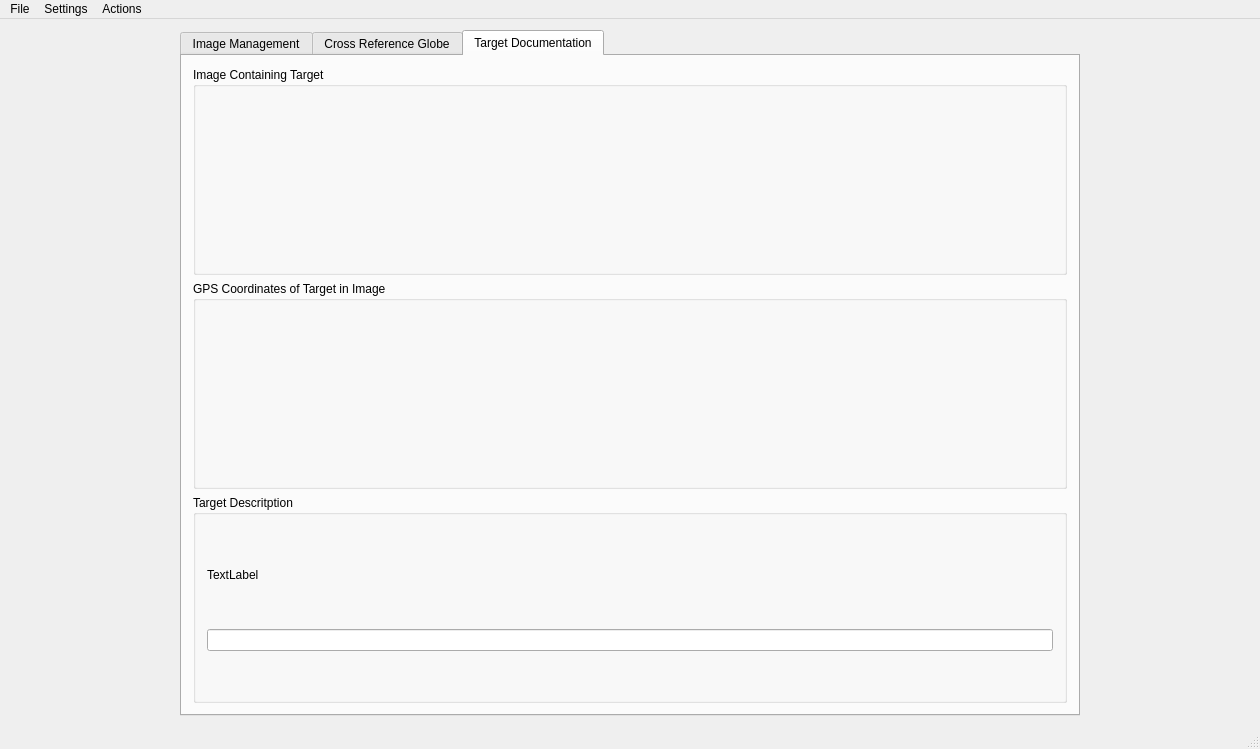
This is mainwindow.ui in Morgan243/Dynamic-Image-Viewer as Qt 5 draws it before an edit. The edited form follows.
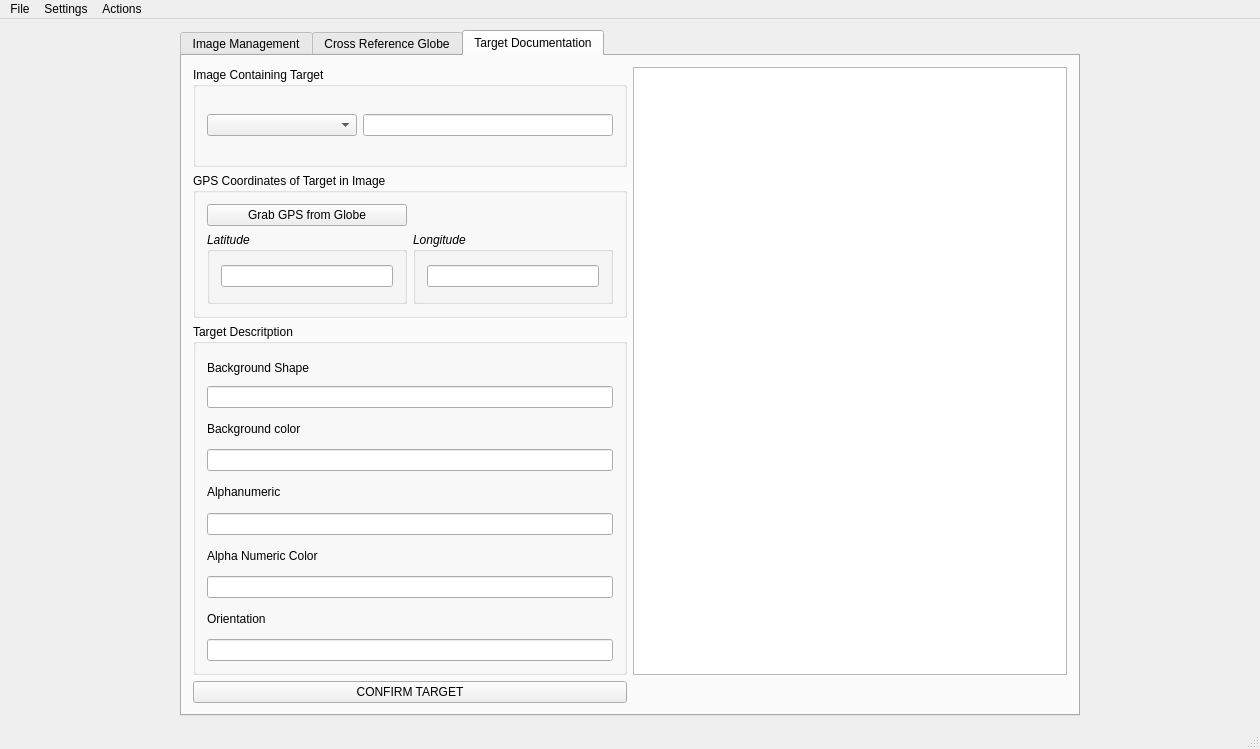
This is the edited form. Icons and pictures are not drawn.

Commit message: changes to ctrl+wheel zoom; target documentation tab

Diff of the .ui file:
```diff
--- a/mainwindow.ui
+++ b/mainwindow.ui
@@ -355,11 +355,71 @@
        <layout class="QGridLayout" name="gridLayout_8">
         <item row="0" column="0">
          <layout class="QGridLayout" name="gridLayout_7">
-          <item row="0" column="0">
-           <widget class="QGroupBox" name="groupBox_imageName">
+          <item row="1" column="0">
+           <widget class="QGroupBox" name="groupBox_GPS_Coord">
+            <property name="maximumSize">
+             <size>
+              <width>16777215</width>
+              <height>145</height>
+             </size>
+            </property>
+            <property name="font">
+             <font>
+              <weight>50</weight>
+              <bold>false</bold>
+             </font>
+            </property>
             <property name="title">
-             <string>Image Containing Target</string>
+             <string>GPS Coordinates of Target in Image</string>
             </property>
+            <layout class="QGridLayout" name="gridLayout_10">
+             <item row="1" column="0">
+              <widget class="QGroupBox" name="groupBox">
+               <property name="font">
+                <font>
+                 <italic>true</italic>
+                </font>
+               </property>
+               <property name="title">
+                <string>Latitude</string>
+               </property>
+               <layout class="QGridLayout" name="gridLayout_11">
+                <item row="0" column="0">
+                 <widget class="QLineEdit" name="lineEdit_targetLat"/>
+                </item>
+               </layout>
+              </widget>
+             </item>
+             <item row="0" column="0">
+              <widget class="QPushButton" name="pushButton_grabFromGlobe">
+               <property name="text">
+                <string>Grab GPS from Globe</string>
+               </property>
+              </widget>
+             </item>
+             <item row="1" column="1">
+              <widget class="QGroupBox" name="groupBox_2">
+               <property name="font">
+                <font>
+                 <italic>true</italic>
+                </font>
+               </property>
+               <property name="title">
+                <string>Longitude</string>
+               </property>
+               <layout class="QGridLayout" name="gridLayout_12">
+                <item row="0" column="0">
+                 <widget class="QLineEdit" name="lineEdit_targetLon"/>
+                </item>
+               </layout>
+              </widget>
+             </item>
+            </layout>
+            <zorder>groupBox_imageName</zorder>
+            <zorder>groupBox_imageName</zorder>
+            <zorder>pushButton_grabFromGlobe</zorder>
+            <zorder>groupBox</zorder>
+            <zorder>groupBox_2</zorder>
            </widget>
           </item>
           <item row="2" column="0">
@@ -374,8 +434,22 @@
              <item row="1" column="0">
               <widget class="QLineEdit" name="lineEdit"/>
              </item>
+             <item row="6" column="0">
+              <widget class="QLabel" name="label_alphaColor">
+               <property name="text">
+                <string>Alpha Numeric Color</string>
+               </property>
+              </widget>
+             </item>
+             <item row="2" column="0">
+              <widget class="QLabel" name="label_backgroundColor">
+               <property name="text">
+                <string>Background color</string>
+               </property>
+              </widget>
+             </item>
              <item row="0" column="0">
-              <widget class="QLabel" name="label">
+              <widget class="QLabel" name="label_backgroundShape">
                <property name="maximumSize">
                 <size>
                  <width>16777215</width>
@@ -383,29 +457,108 @@
                 </size>
                </property>
                <property name="text">
-                <string>TextLabel</string>
+                <string>Background Shape</string>
                </property>
               </widget>
              </item>
+             <item row="3" column="0">
+              <widget class="QLineEdit" name="lineEdit_5"/>
+             </item>
+             <item row="4" column="0">
+              <widget class="QLabel" name="label_alphanumeric">
+               <property name="text">
+                <string>Alphanumeric</string>
+               </property>
+              </widget>
+             </item>
+             <item row="9" column="0">
+              <widget class="QLabel" name="label_orientation">
+               <property name="text">
+                <string>Orientation</string>
+               </property>
+              </widget>
+             </item>
+             <item row="5" column="0">
+              <widget class="QLineEdit" name="lineEdit_6"/>
+             </item>
+             <item row="7" column="0">
+              <widget class="QLineEdit" name="lineEdit_7"/>
+             </item>
+             <item row="10" column="0">
+              <widget class="QLineEdit" name="lineEdit_8"/>
+             </item>
             </layout>
            </widget>
           </item>
-          <item row="1" column="0">
-           <widget class="QGroupBox" name="groupBox_GPS_Coord">
+          <item row="0" column="0">
+           <widget class="QGroupBox" name="groupBox_imageName">
+            <property name="maximumSize">
+             <size>
+              <width>16777215</width>
+              <height>100</height>
+             </size>
+            </property>
+            <property name="font">
+             <font>
+              <weight>50</weight>
+              <bold>false</bold>
+             </font>
+            </property>
             <property name="title">
-             <string>GPS Coordinates of Target in Image</string>
+             <string>Image Containing Target</string>
             </property>
+            <layout class="QHBoxLayout" name="horizontalLayout_2">
+             <item>
+              <widget class="QComboBox" name="comboBox_priorityImageSelect">
+               <property name="minimumSize">
+                <size>
+                 <width>150</width>
+                 <height>0</height>
+                </size>
+               </property>
+              </widget>
+             </item>
+             <item>
+              <widget class="QLineEdit" name="lineEdit_2">
+               <property name="maximumSize">
+                <size>
+                 <width>500</width>
+                 <height>16777215</height>
+                </size>
+               </property>
+              </widget>
+             </item>
+            </layout>
            </widget>
           </item>
          </layout>
         </item>
+        <item row="1" column="0">
+         <widget class="QPushButton" name="pushButton_WriteTarget">
+          <property name="text">
+           <string>CONFIRM TARGET</string>
+          </property>
+          <property name="icon">
+           <iconset>
+            <normaloff>Colored_Bullseye.png</normaloff>Colored_Bullseye.png</iconset>
+          </property>
+          <property name="default">
+           <bool>false</bool>
+          </property>
+          <property name="flat">
+           <bool>false</bool>
+          </property>
+         </widget>
+        </item>
+        <item row="0" column="1">
+         <widget class="QTableWidget" name="tableWidget_targets"/>
+        </item>
        </layout>
       </widget>
      </widget>
     </item>
    </layout>
   </widget>
-  <widget class="QStatusBar" name="statusBar"/>
   <widget class="QMenuBar" name="menuBar">
    <property name="geometry">
     <rect>
@@ -446,6 +599,7 @@
    <addaction name="menuSettings"/>
    <addaction name="menuActions"/>
   </widget>
+  <widget class="QStatusBar" name="statusBar"/>
   <action name="actionOpen_Image">
    <property name="text">
     <string>Open Image</string>
```
The commit also changes 6 other files.
